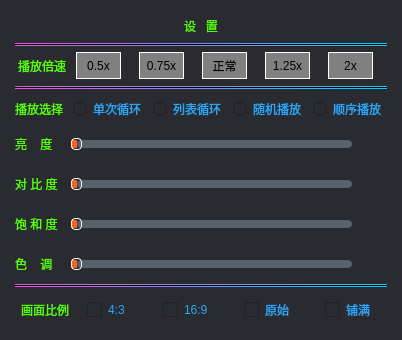
This is VideoPlayer/videomodels/AdjustBright.ui in huizhang556/pc-video-player as Qt 5 draws it before an edit. The edited form follows.
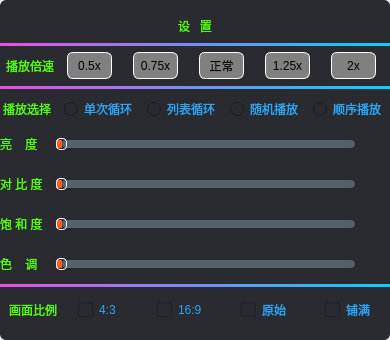
This is the edited form. Icons and pictures are not drawn.

Diff of the .ui file:
```diff
--- a/VideoPlayer/videomodels/AdjustBright.ui
+++ b/VideoPlayer/videomodels/AdjustBright.ui
@@ -6,7 +6,7 @@
    <rect>
     <x>0</x>
     <y>0</y>
-    <width>402</width>
+    <width>390</width>
     <height>340</height>
    </rect>
   </property>
@@ -14,15 +14,44 @@
    <string>Dialog</string>
   </property>
   <property name="styleSheet">
-   <string notr="true">background-color: #2a2a31;
-</string>
+   <string notr="true">border-radius:6px;</string>
+  </property>
+  <layout class="QVBoxLayout" name="verticalLayout_3">
+   <property name="spacing">
+    <number>0</number>
+   </property>
+   <property name="leftMargin">
+    <number>0</number>
+   </property>
+   <property name="topMargin">
+    <number>0</number>
+   </property>
+   <property name="rightMargin">
+    <number>0</number>
+   </property>
+   <property name="bottomMargin">
+    <number>0</number>
+   </property>
+   <item>
+    <widget class="QWidget" name="widget_grid" native="true">
+     <property name="styleSheet">
+      <string notr="true">background-color: #2a2a31;</string>
   </property>
   <layout class="QVBoxLayout" name="verticalLayout_2">
+      <property name="spacing">
+       <number>0</number>
+      </property>
    <property name="leftMargin">
-    <number>15</number>
+       <number>0</number>
+      </property>
+      <property name="topMargin">
+       <number>0</number>
    </property>
    <property name="rightMargin">
-    <number>15</number>
+       <number>0</number>
+      </property>
+      <property name="bottomMargin">
+       <number>0</number>
    </property>
    <item>
     <layout class="QVBoxLayout" name="verticalLayout" stretch="1,1,0,1,1,1,1,1">
@@ -1442,6 +1471,9 @@
       </layout>
      </item>
     </layout>
+      </item>
+     </layout>
+    </widget>
    </item>
   </layout>
  </widget>
```
Lines whose indentation alone changed are shown as unchanged.
